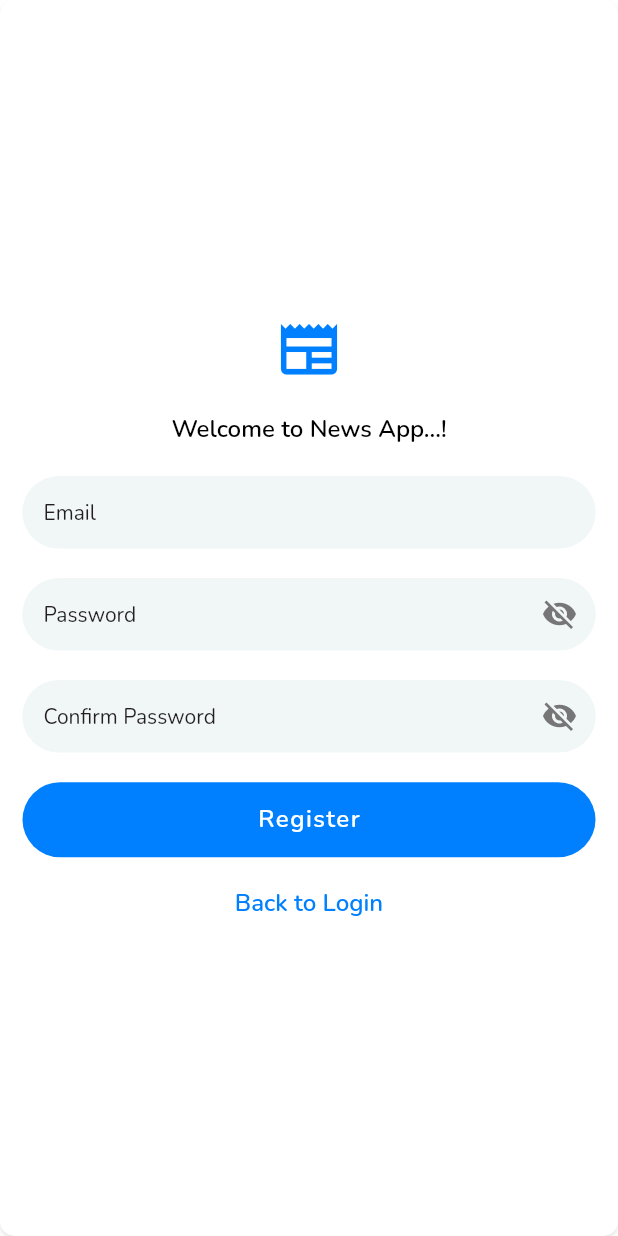
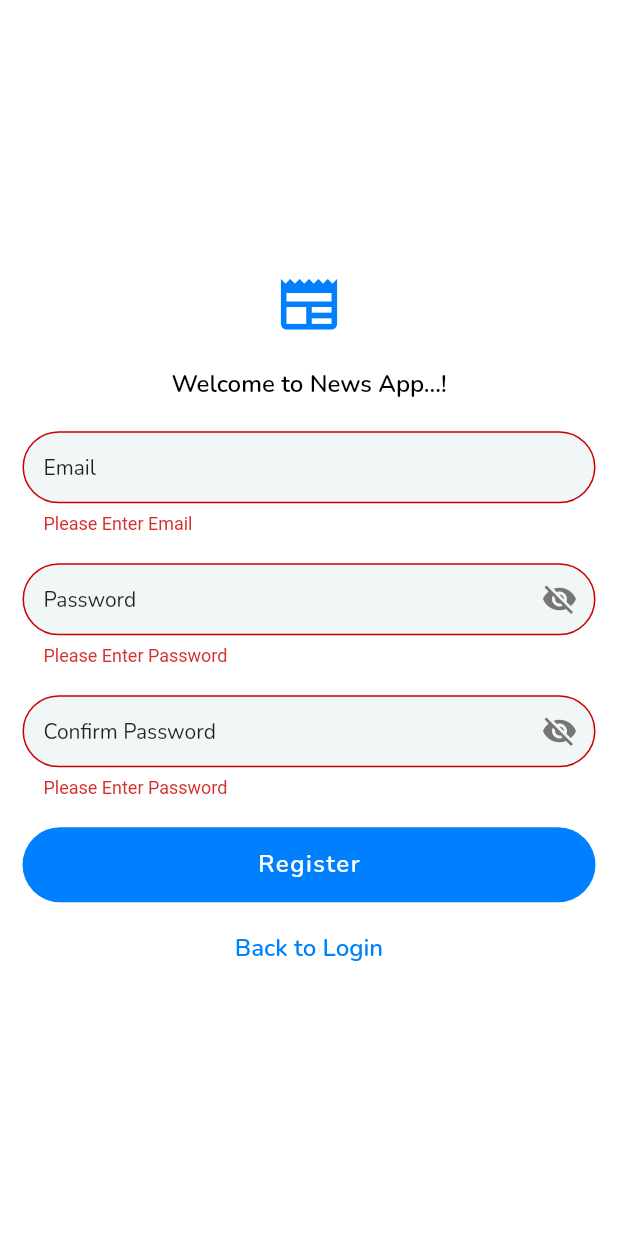
Before and after one commit to kirupa094/news-app, a Flutter app: the RegisterScreen screen opened directly, after a tap on "Register", on a phone screen of 412 x 824 dp. Run offline on Flutter 3.47's test engine with Material 2 defaults, Android fonts, the phone set to English and light mode, and no system bars.

Commit message:
registerscreen modified

```diff
--- a/lib/auth_screen/register.dart
+++ b/lib/auth_screen/register.dart
@@ -3,6 +3,7 @@ import 'package:news_app/custom_widget/custom_button.dart';
 import 'package:news_app/custom_widget/custom_text.dart';
 import 'package:news_app/custom_widget/custom_textfield.dart';
 import 'package:news_app/util/constant.dart';
+import 'package:news_app/util/custom_function.dart';
 
 class RegisterScreen extends StatefulWidget {
   const RegisterScreen({Key? key}) : super(key: key);
@@ -19,10 +20,7 @@ class _RegisterScreenState extends State<RegisterScreen> {
 
   @override
   Widget build(BuildContext context) {
-    return SafeArea(
-      child: Scaffold(
-        backgroundColor: Colors.transparent,
-        body: Container(
+    return Container(
       decoration: BoxDecoration(
         color: Colors.white,
         boxShadow: [
@@ -33,12 +31,18 @@ class _RegisterScreenState extends State<RegisterScreen> {
             offset: const Offset(0, 2),
           ),
         ],
-            borderRadius: BorderRadius.circular(10),
       ),
+      child: Scaffold(
+        backgroundColor: Colors.transparent,
+        body: Center(
           child: Form(
             key: _form,
             child: Container(
-              margin: const EdgeInsets.only(left: 15, right: 15),
+              margin: const EdgeInsets.only(
+                left: 15,
+                right: 15,
+              ),
+              child: SingleChildScrollView(
                 child: Column(
                   crossAxisAlignment: CrossAxisAlignment.center,
                   mainAxisAlignment: MainAxisAlignment.center,
@@ -65,7 +69,14 @@ class _RegisterScreenState extends State<RegisterScreen> {
                       isPassword: false,
                       textAlign: TextAlign.left,
                       hintText: 'Email',
-                    validator: (value) {},
+                      validator: (value) {
+                        if (!CustomFunction.isEmpty(value!)) {
+                          return 'Please Enter Email';
+                        } else if (!CustomFunction.isValidEmail(value)) {
+                          return 'Email format is invalid';
+                        }
+                        return null;
+                      },
                       onChanged: (text) {
                         setState(() {
                           email = text;
@@ -76,10 +87,16 @@ class _RegisterScreenState extends State<RegisterScreen> {
                       height: 20,
                     ),
                     CustomTextFieldWidget(
+                      obscureText: true,
                       isPassword: true,
                       textAlign: TextAlign.left,
                       hintText: 'Password',
-                    validator: (value) {},
+                      validator: (value) {
+                        if (!CustomFunction.isEmpty(value!)) {
+                          return 'Please Enter Password';
+                        }
+                        return null;
+                      },
                       onChanged: (text) {
                         setState(() {
                           password = text;
@@ -90,10 +107,18 @@ class _RegisterScreenState extends State<RegisterScreen> {
                       height: 20,
                     ),
                     CustomTextFieldWidget(
+                      obscureText: true,
                       isPassword: true,
                       textAlign: TextAlign.left,
                       hintText: 'Confirm Password',
-                    validator: (value) {},
+                      validator: (value) {
+                        if (!CustomFunction.isEmpty(value!)) {
+                          return 'Please Enter Password';
+                        } else if (confirmPassword != password) {
+                          return 'The new password and confirm password do not match. Please try again.';
+                        }
+                        return null;
+                      },
                       onChanged: (text) {
                         setState(() {
                           confirmPassword = text;
@@ -105,7 +130,8 @@ class _RegisterScreenState extends State<RegisterScreen> {
                     ),
                     CustomButton(
                       title: 'Register',
-                    onPressedCallBack: () => {},
+                      onPressedCallBack: () =>
+                          {if (_form.currentState!.validate()) {}},
                     ),
                     const SizedBox(
                       height: 20,
@@ -128,6 +154,7 @@ class _RegisterScreenState extends State<RegisterScreen> {
             ),
           ),
         ),
+      ),
     );
   }
 }
--- a/lib/custom_widget/custom_textfield.dart
+++ b/lib/custom_widget/custom_textfield.dart
@@ -3,17 +3,19 @@ import 'package:news_app/util/constant.dart';
 
 class CustomTextFieldWidget extends StatefulWidget {
   final String hintText;
+  bool obscureText;
   final Function(String) onChanged;
   final String? Function(String?) validator;
   final TextAlign textAlign;
   final bool isPassword;
-  const CustomTextFieldWidget({
+  CustomTextFieldWidget({
     Key? key,
     required this.hintText,
     required this.onChanged,
     required this.validator,
     required this.textAlign,
     required this.isPassword,
+    this.obscureText = false,
   }) : super(key: key);
 
   @override
@@ -21,14 +23,13 @@ class CustomTextFieldWidget extends StatefulWidget {
 }
 
 class _CustomTextFieldWidgetState extends State<CustomTextFieldWidget> {
-  bool obscureText = true;
   @override
   Widget build(BuildContext context) {
     return TextFormField(
       validator: widget.validator,
       onChanged: widget.onChanged,
       cursorColor: labelTextColor,
-      obscureText: obscureText,
+      obscureText: widget.obscureText,
       textAlign: widget.textAlign,
       decoration: InputDecoration(
         errorMaxLines: 3,
@@ -42,12 +43,12 @@ class _CustomTextFieldWidgetState extends State<CustomTextFieldWidget> {
             ? IconButton(
                 onPressed: () {
                   setState(() {
-                    obscureText = !obscureText;
+                    widget.obscureText = !widget.obscureText;
                   });
                 },
                 icon: Icon(
                   color: visibilityIconColor,
-                  obscureText ? Icons.visibility_off : Icons.visibility,
+                  widget.obscureText ? Icons.visibility_off : Icons.visibility,
                 ),
               )
             : null,
--- /dev/null
+++ b/lib/util/custom_function.dart
@@ -0,0 +1,17 @@
+abstract class CustomFunction {
+  static bool isValidEmail(String value) {
+    final trimmedValue = value.trim();
+
+    final emailRegex = RegExp(r'^[\w-]+(\.[\w-]+)*@([\w-]+\.)+[a-zA-Z]{2,7}$');
+    if (!emailRegex.hasMatch(trimmedValue)) {
+      return false;
+    }
+
+    return true;
+  }
+
+  static bool isEmpty(String value) {
+    final trimmedValue = value.trim();
+    return trimmedValue.isNotEmpty;
+  }
+}
```
Also changed, not shown: lib/auth_screen/login.dart (+18 -3 lines). Lines whose indentation alone changed are shown as unchanged.
